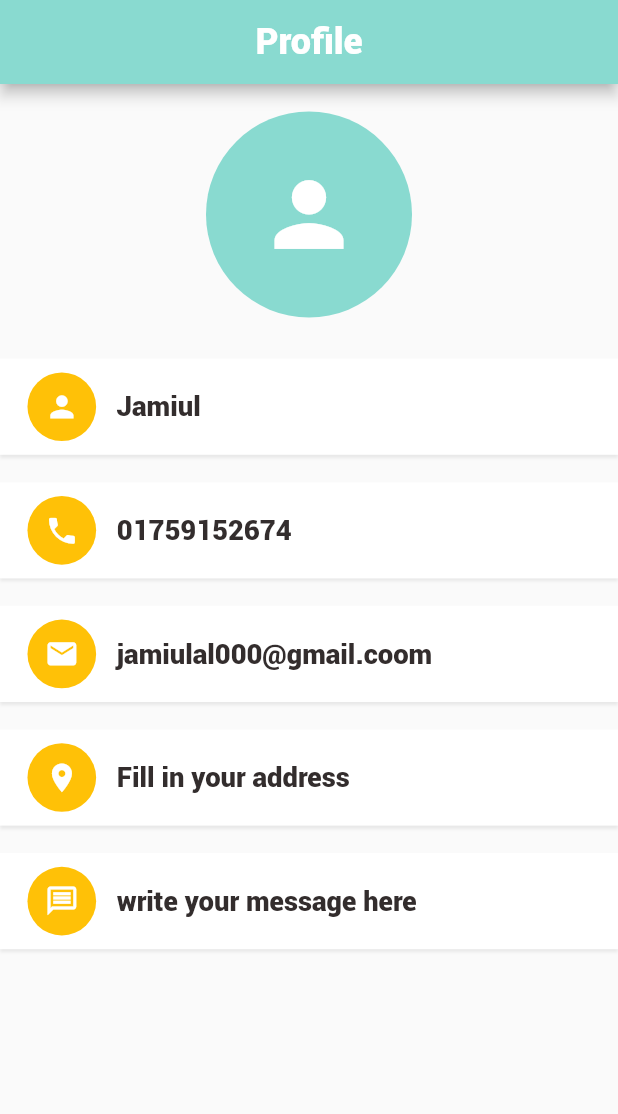
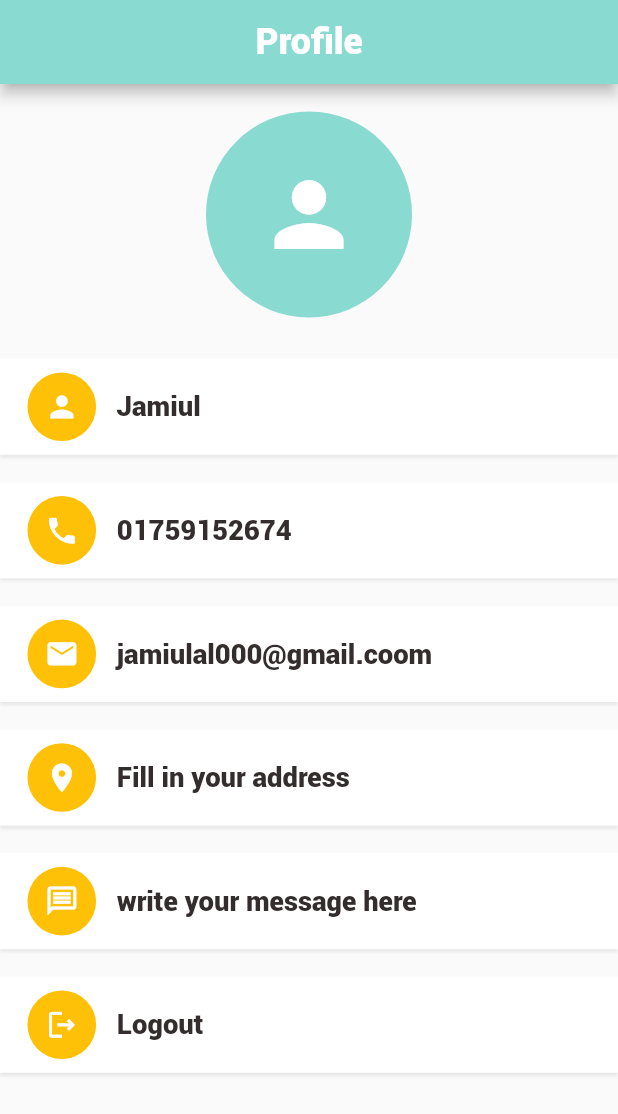
Before and after one commit to jamiul-haque/Food-delivery, a Flutter app: the AccountPage screen opened directly, on a phone screen of 412 x 824 dp. Shown: the top 1114 px of the screen. Run offline on Flutter 3.47's test engine with Material 2 defaults, Android fonts, the phone set to English and light mode, and no system bars; our stand-ins replace dots_indicator, get, persistent_bottom_nav_bar, shared_preferences; missing offline and left inert: dart:ffi; accounts and stored records are empty; network calls fail.

Commit message:
user token from backend to login, sign in Route, user logged in, route for sign in page, create logout method

```diff
--- a/lib/controllers/cart_controller.dart
+++ b/lib/controllers/cart_controller.dart
@@ -137,4 +137,9 @@ class CartController extends GetxController {
     cartRepo.addToCartList(getItems);
     update();
   }
+
+  void clearCartHistory() {
+    cartRepo.clearCartHistory();
+    update();
+  }
 }
--- a/lib/home/home_page.dart
+++ b/lib/home/home_page.dart
@@ -8,6 +8,8 @@ import 'package:food_delivery_app/pages/auth/sign_up_page.dart';
 import 'package:food_delivery_app/pages/cart/cart_history.dart';
 import 'package:food_delivery_app/utils/colors.dart';
 import 'package:persistent_bottom_nav_bar/persistent-tab-view.dart';
+
+import '../pages/auth/sign_in_page.dart';
 
 class HomePage extends StatefulWidget {
   const HomePage({Key? key}) : super(key: key);
@@ -22,7 +24,8 @@ class _HomePageState extends State<HomePage> {
 
   List pages = [
     MainFoodPage(),
-    SignUpPage(),
+    Container(child: Text("History Page")),
+    // SignInPage(),
     CartHistory(),
     AccountPage(),
   ];
--- a/lib/main.dart
+++ b/lib/main.dart
@@ -27,7 +27,7 @@ class MyApp extends StatelessWidget {
         return GetMaterialApp(
           debugShowCheckedModeBanner: false,
           title: 'Flutter Demo',
-          home: SignInPage(),
+          // home: SignInPage(),
           // home: SplashScreen(),
           initialRoute: RouteHelper.getSplashPage(),
           getPages: RouteHelper.routes,
--- a/lib/pages/account/account_page.dart
+++ b/lib/pages/account/account_page.dart
@@ -1,9 +1,13 @@
 import 'package:flutter/material.dart';
+import 'package:food_delivery_app/controllers/auth_controller.dart';
+import 'package:food_delivery_app/controllers/cart_controller.dart';
+import 'package:food_delivery_app/routes/route_helper.dart';
 import 'package:food_delivery_app/utils/colors.dart';
 import 'package:food_delivery_app/utils/dimensions.dart';
 import 'package:food_delivery_app/widgets/account_widget.dart';
 import 'package:food_delivery_app/widgets/app_icon.dart';
 import 'package:food_delivery_app/widgets/big_text.dart';
+import 'package:get/get.dart';
 
 class AccountPage extends StatelessWidget {
   const AccountPage({Key? key}) : super(key: key);
@@ -93,6 +97,27 @@ class AccountPage extends StatelessWidget {
                           size: Dimensions.height10 * 5,
                         ),
                         bigText: BigText(text: 'write your message here')),
+                    SizedBox(height: Dimensions.height20),
+                    // message
+                    GestureDetector(
+                      onTap: () {
+                        if (Get.find<AuthController>().UserLoggedIn()) {
+                          Get.find<AuthController>().clearSharedData();
+                          Get.find<CartController>().clear();
+                          Get.find<CartController>().clearCartHistory();
+                          Get.offAllNamed(RouteHelper.getSignInPage());
+                        }
+                      },
+                      child: AccountWidget(
+                          appIcon: AppIcon(
+                            icon: Icons.logout_outlined,
+                            backgroundColor: Colors.amber,
+                            iconColor: Colors.white,
+                            iconSize: Dimensions.height10 * 5 / 2,
+                            size: Dimensions.height10 * 5,
+                          ),
+                          bigText: BigText(text: 'Logout')),
+                    ),
                   ],
                 ),
               ),
--- a/lib/routes/route_helper.dart
+++ b/lib/routes/route_helper.dart
@@ -1,5 +1,6 @@
 import 'package:food_delivery_app/home/home_page.dart';
 import 'package:food_delivery_app/home/main_food_page.dart';
+import 'package:food_delivery_app/pages/auth/sign_in_page.dart';
 import 'package:food_delivery_app/pages/cart/cart_page.dart';
 import 'package:food_delivery_app/pages/food/popular_food_details.dart';
 import 'package:food_delivery_app/pages/food/recommended_food_details.dart';
@@ -12,6 +13,7 @@ class RouteHelper {
   static const String recommendedFood = '/recommended-food';
   static const String cartPage = '/cart-page';
   static const String splashPage = '/splash-page';
+  static const String signIn = '/sign-in';
 
   static String getSplashPage() => '$splashPage';
   static String getInitial() => '$initial';
@@ -20,12 +22,21 @@ class RouteHelper {
   static String getRecommendedFood(int pageId, String page) =>
       '$recommendedFood?pageId=$pageId&page=$page';
   static String getCartPage() => '$cartPage';
+  static String getSignInPage() => '$signIn';
+
 
   static List<GetPage> routes = [
     GetPage(name: splashPage, page: () => SplashScreen()),
     GetPage(
       name: initial,
       page: () => HomePage(),
+      transition: Transition.fadeIn,
+    ),
+    GetPage(
+      name: signIn,
+      page: () {
+        return SignInPage();
+      },
       transition: Transition.fadeIn,
     ),
     GetPage(
--- a/lib/utils/app_constants.dart
+++ b/lib/utils/app_constants.dart
@@ -12,7 +12,7 @@ class AppConstants {
   static const String REGISTRATION_URI = "/api/v1/auth/register";
   static const String LOGIN_URI = "/api/v1/auth/login";
 
-  static const String TOKEN = "DBtoken";
+  static const String TOKEN = "";
   static const String PHONE = "";
   static const String PASSWORD = "";
   static const String CART_LIST = "cart-list";
```
Also changed, not shown: lib/controllers/auth_controller.dart (+12 -0 lines), lib/data/api/repository/auth_repo.dart (+17 -0 lines), lib/data/api/repository/cart_repo.dart (+6 -1 lines), lib/pages/auth/sign_in_page.dart (+13 -6 lines), lib/pages/cart/cart_page.dart (+6 -1 lines).
